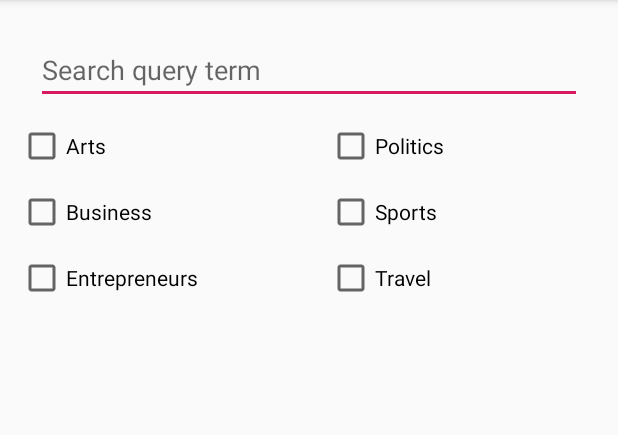
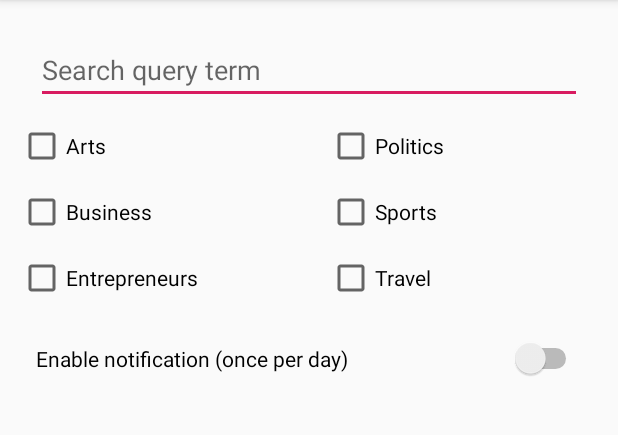
Before and after one commit to PBarthuel/MyNews, an Android app: the screen it shows after launch (NotificationActivity), in the options menu, after a tap on "Notifications", on a phone screen of 412 x 824 dp, the part 84-519 px from its top. Run offline under Robolectric (Android 15) with nearby library versions, the phone set to English and light mode, and no system bars; network calls fail; pictures from the network do not load.

Commit message:
Modification de l'afichage principale pour affiche topStory plus que home et connexion entre la navigationView et le drawer

```diff
--- a/app/src/main/java/com/example/mynews/MainActivity.java
+++ b/app/src/main/java/com/example/mynews/MainActivity.java
@@ -31,11 +31,11 @@ public class MainActivity extends AppCompatActivity implements NavigationView.On
 
         List<NamedFragment> fragments = new ArrayList<>();
 
-        fragments.add(TopStoryFragment.newInstance("home"));
+        fragments.add(TopStoryFragment.newInstance("home", getString(R.string.menu_top_story)));
         fragments.add(new MostPopularFragment());
-        fragments.add(TopStoryFragment.newInstance("arts"));
-        fragments.add(TopStoryFragment.newInstance("business"));
-        fragments.add(TopStoryFragment.newInstance("technology"));
+        fragments.add(TopStoryFragment.newInstance("arts", getString(R.string.menu_arts)));
+        fragments.add(TopStoryFragment.newInstance("business", getString(R.string.menu_business)));
+        fragments.add(TopStoryFragment.newInstance("technology", getString(R.string.menu_technology)));
 
         Toolbar toolbar = findViewById(R.id.main_toolbar);
         setSupportActionBar(toolbar);
@@ -58,7 +58,25 @@ public class MainActivity extends AppCompatActivity implements NavigationView.On
 
             @Override
             public void onPageSelected(int position) {
-                //navigationView.setCheckedItem(R.id.nav_most_popular);
+                int menuItemId = 0;
+                switch (position) {
+                    case 0 :
+                        menuItemId = R.id.nav_top_story;
+                        break;
+                    case 1 :
+                        menuItemId = R.id.nav_most_popular;
+                        break;
+                    case 2 :
+                        menuItemId = R.id.nav_arts;
+                        break;
+                    case 3 :
+                        menuItemId = R.id.nav_business;
+                        break;
+                    case 4 :
+                        menuItemId = R.id.nav_technology;
+                        break;
+                }
+                navigationView.setCheckedItem(menuItemId);
             }
 
             @Override
@@ -66,6 +84,8 @@ public class MainActivity extends AppCompatActivity implements NavigationView.On
 
             }
         });
+
+        navigationView.setCheckedItem(R.id.nav_top_story);
 
         TabLayout tabs = findViewById(R.id.main_tl);
         tabs.setupWithViewPager(viewPager);
--- a/app/src/main/java/com/example/mynews/TopStoryAbsFragment.java
+++ b/app/src/main/java/com/example/mynews/TopStoryAbsFragment.java
@@ -45,8 +45,10 @@ public abstract class TopStoryAbsFragment extends NamedFragment implements Artic
         callTopStory = service.getTopStory(getSectionName());
         callTopStory.enqueue(new Callback<TopStoryResult>() {
             @Override
-            public void onResponse(Call<TopStoryResult> call, Response<TopStoryResult> response) {
-                articleAdapter.setNewData(map(response.body().getTopStoryArticles()));
+            public void onResponse(Call<TopStoryResult> call,@NonNull Response<TopStoryResult> response) {
+                if (response.body() != null && response.body().getTopStoryArticles() != null) {
+                    articleAdapter.setNewData(map(response.body().getTopStoryArticles()));
+                }
             }
 
             @Override
--- a/app/src/main/java/com/example/mynews/TopStoryFragment.java
+++ b/app/src/main/java/com/example/mynews/TopStoryFragment.java
@@ -5,11 +5,14 @@ import android.os.Bundle;
 public class TopStoryFragment extends TopStoryAbsFragment {
 
     private static final String KEY_SECTION = "KEY_SECTION";
+    private static final String KEY_SECTION_TITLE = "KEY_SECTION_TITLE";
 
-    public static TopStoryFragment newInstance (String sectionName) {
+
+    public static TopStoryFragment newInstance (String sectionName, String sectionTitle) {
 
         Bundle args = new Bundle();
         args.putString(KEY_SECTION, sectionName);
+        args.putString(KEY_SECTION_TITLE, sectionTitle);
 
         TopStoryFragment fragment = new TopStoryFragment();
         fragment.setArguments(args);
@@ -23,6 +26,6 @@ public class TopStoryFragment extends TopStoryAbsFragment {
 
     @Override
     String getTitle() {
-        return getArguments().getString(KEY_SECTION);
+        return getArguments().getString(KEY_SECTION_TITLE);
     }
 }
--- a/app/src/main/res/layout/activity_notification.xml
+++ b/app/src/main/res/layout/activity_notification.xml
@@ -77,4 +77,13 @@
         app:layout_constraintStart_toStartOf="parent"
         app:layout_constraintTop_toTopOf="parent" />
 
+    <Switch
+        android:layout_width="match_parent"
+        android:layout_height="wrap_content"
+        app:layout_constraintEnd_toEndOf="parent"
+        app:layout_constraintStart_toStartOf="parent"
+        app:layout_constraintTop_toBottomOf="@+id/notification_entrepreneurs_checkbox"
+        android:layout_margin="24dp"
+        android:text="Enable notification (once per day)" />
+
 </androidx.constraintlayout.widget.ConstraintLayout>
```
